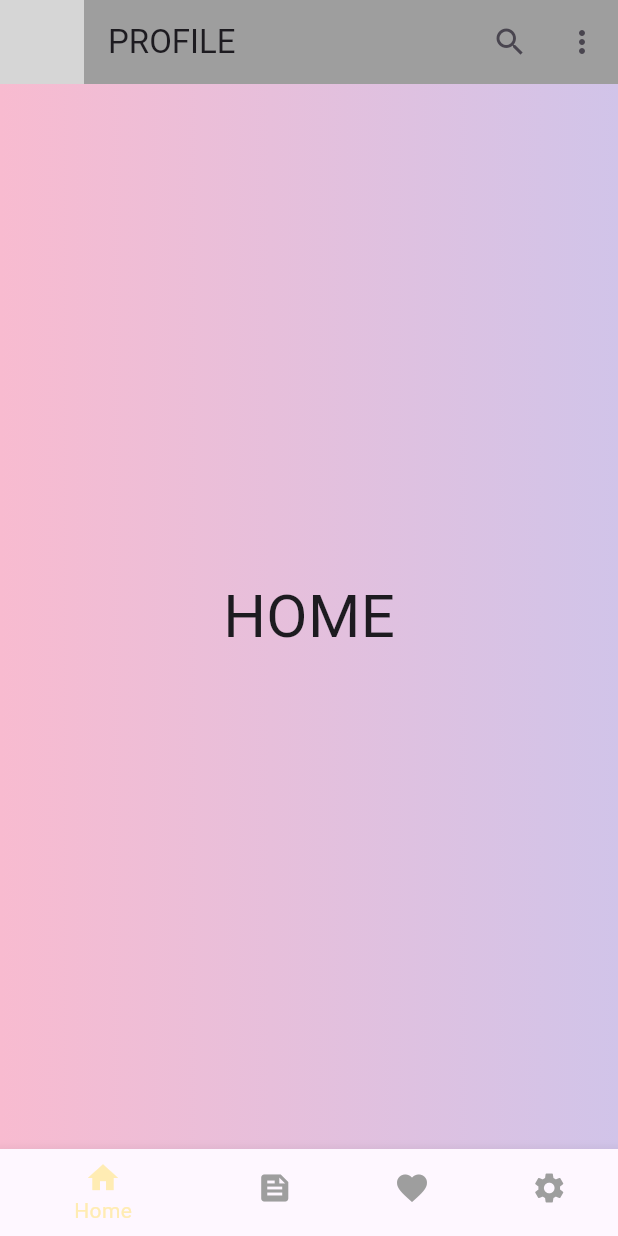
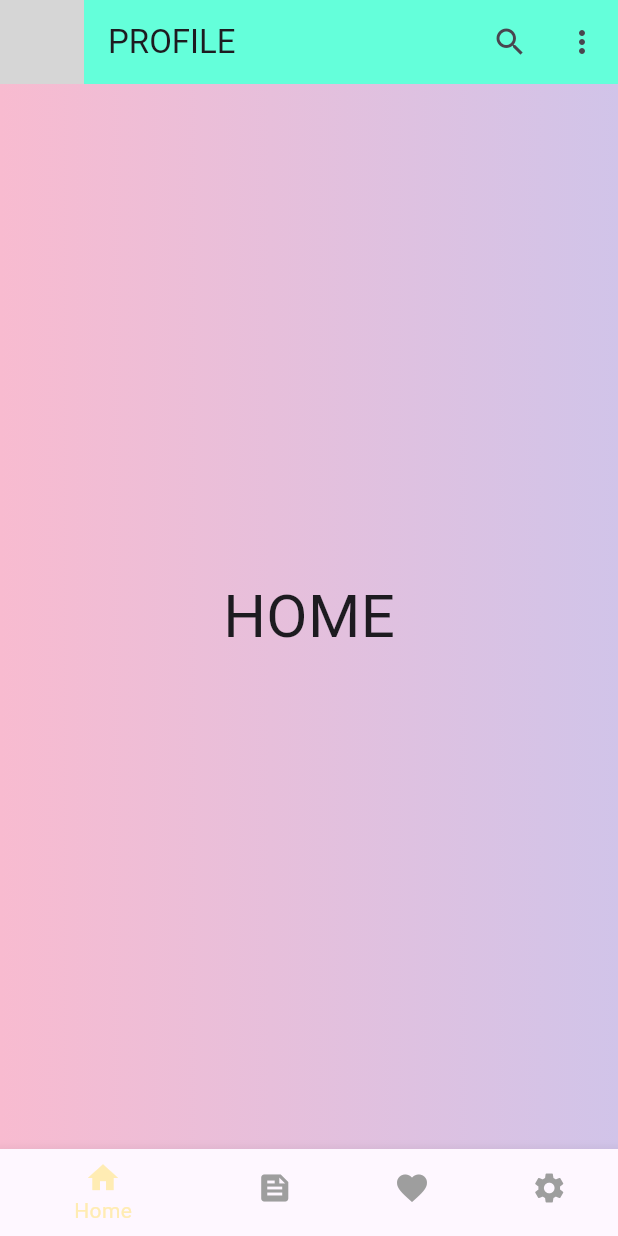
Before and after one commit to AdityaTyagi0304/demoprofile, a Flutter app: the screen it shows after launch, on a phone screen of 412 x 824 dp. Run offline on Flutter 3.47's test engine with Material 3 defaults, Android fonts, the phone set to English and light mode, and no system bars; network calls fail; grey boxes are pictures that could not be loaded.

Commit message:
second release

```diff
--- a/lib/main.dart
+++ b/lib/main.dart
@@ -71,7 +71,7 @@ class _HomeScreenState extends State<HomeScreen>{
   Widget build(BuildContext context){
     return Scaffold(
       appBar: AppBar(
-        backgroundColor: Colors.grey,
+        backgroundColor: Colors.tealAccent,
         actions: [
           IconButton(
             icon: Icon(Icons.search),
```
